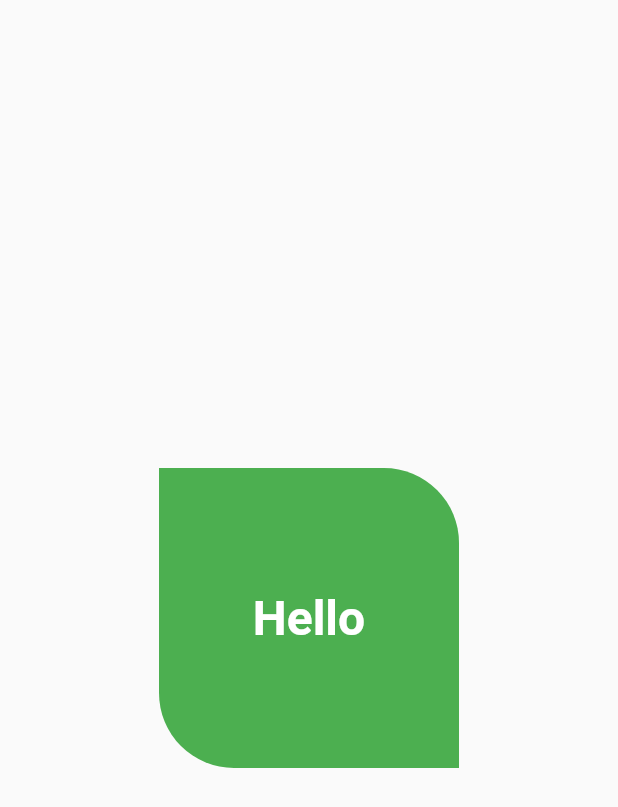
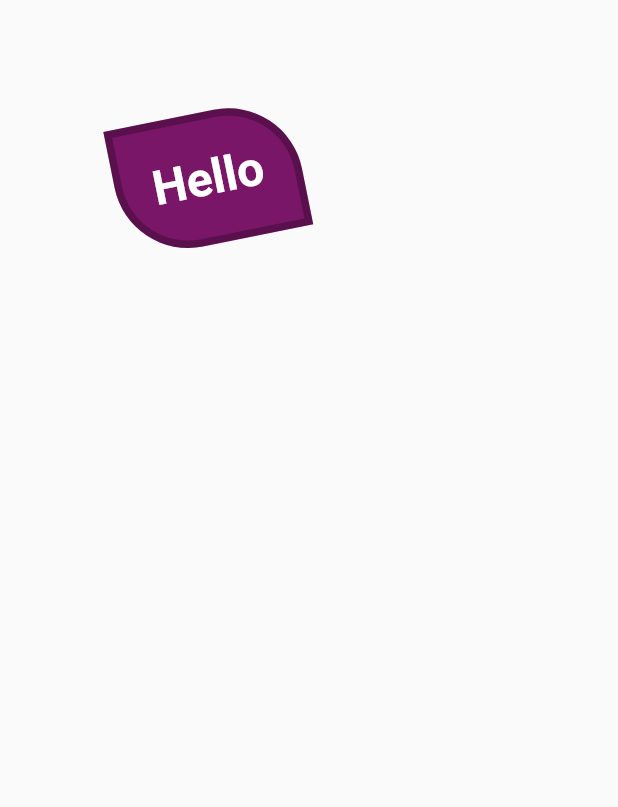
Before and after one commit to PramithaMJ/Flutter-Apps, a Flutter app: the screen it shows after launch, on a phone screen of 412 x 824 dp. Shown: the top 807 px of the screen. Run offline on Flutter 3.47's test engine with Material 2 defaults, Android fonts, the phone set to English and light mode, and no system bars.

Commit message:
container widget

```diff
--- a/session7App/session7/lib/home_page.dart
+++ b/session7App/session7/lib/home_page.dart
@@ -6,17 +6,29 @@ class HomePage extends StatelessWidget {
   @override
   Widget build(BuildContext context) {
     return Scaffold(
-      body: Center(
-          child: Container(
-        width: 200,
-        height: 200,
-        decoration: const BoxDecoration(
-            color: Colors.green,
-            borderRadius: BorderRadius.only(
-                topRight: Radius.circular(50),
-                bottomLeft: Radius.circular(50))),
-        child: const Center(
-          child: Text(
+      body: SizedBox(
+        child: Container(
+          decoration: BoxDecoration(
+            color: const Color.fromARGB(255, 121, 22, 104),
+            border: Border.all(
+              color: Colors.black26,
+              width: 5,
+            ),
+            borderRadius: const BorderRadius.only(
+              bottomLeft: Radius.circular(50),
+              topRight: Radius.circular(50),
+            ),
+            // borderRadius: BorderRadius.only(
+            //     topRight: Radius.circular(50),
+            //     bottomLeft: Radius.circular(50))
+          ),
+          transform: Matrix4.rotationZ(-0.2),
+          margin: const EdgeInsets.only(
+            top: 100,
+            left: 50,
+          ),
+          padding: const EdgeInsets.all(20),
+          child: const Text(
             'Hello',
             style: TextStyle(
               color: Colors.white,
@@ -26,7 +38,7 @@ class HomePage extends StatelessWidget {
             textAlign: TextAlign.center,
           ),
         ),
-      )),
+      ),
     );
   }
 }
```
